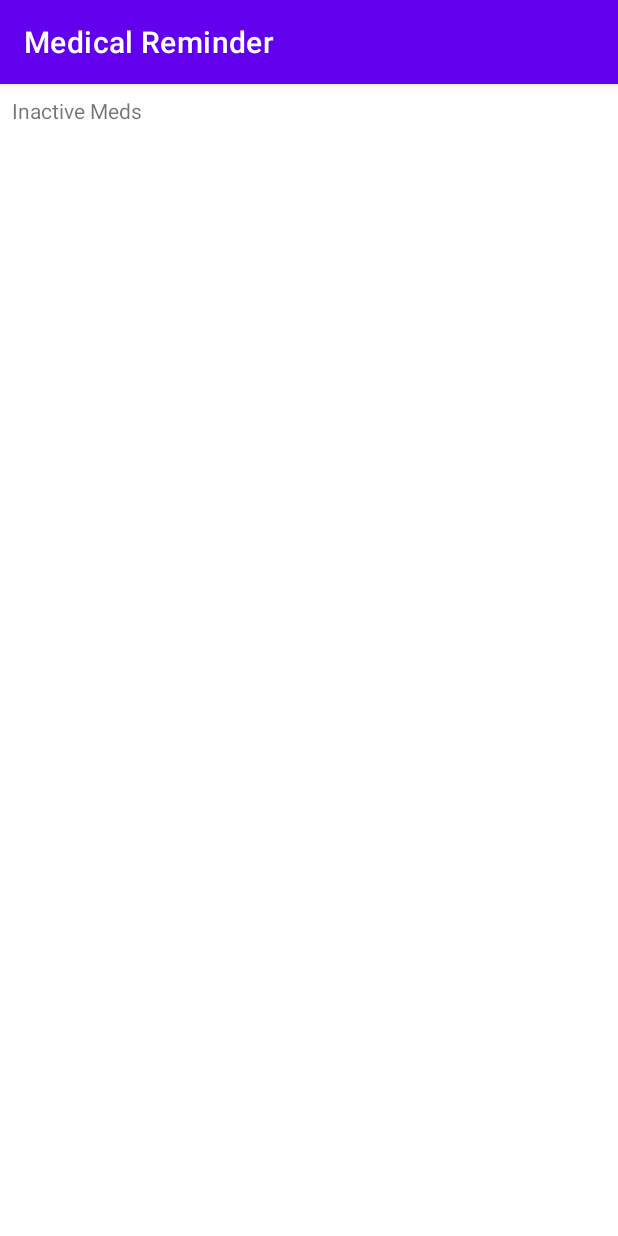
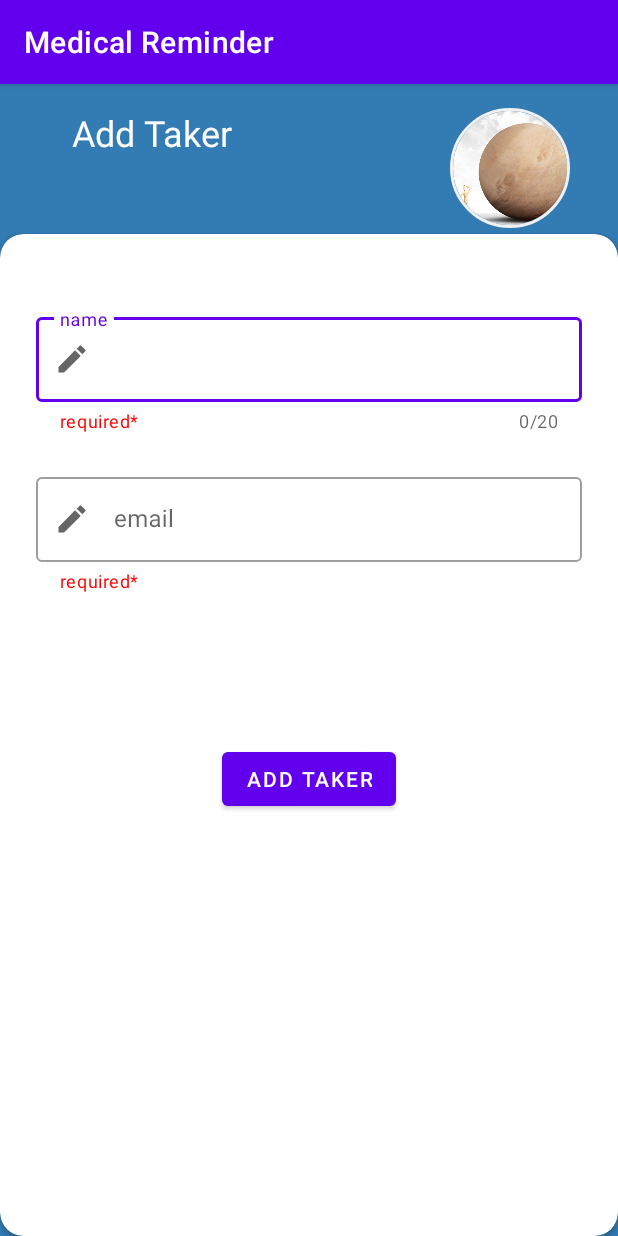
Before and after one commit to AhmedAbdallah125/Medical-Reminder, an Android app: the fragment AddTaker shown on its own in the app's theme, on a phone screen of 412 x 824 dp. Run offline under Robolectric (Android 15) with nearby library versions, the phone set to English and light mode, and no system bars; our stand-ins replace CircleImageView, sdp/ssp sizes.

Commit message:
add Taker Screen

```diff
--- a/app/build.gradle
+++ b/app/build.gradle
@@ -53,6 +53,6 @@ dependencies {
     androidTestImplementation 'androidx.test.espresso:espresso-core:3.4.0'
     coreLibraryDesugaring 'com.android.tools:desugar_jdk_libs:1.1.5'
     implementation 'com.github.kizitonwose:CalendarView:1.0.0'
-
+    implementation 'de.hdodenhof:circleimageview:3.1.0'
 
 }
--- a/app/src/main/java/com/team_three/medicalreminder/Home_Screen/HomeActivity.java
+++ b/app/src/main/java/com/team_three/medicalreminder/Home_Screen/HomeActivity.java
@@ -10,6 +10,8 @@ import com.google.android.material.navigation.NavigationBarView;
 import com.team_three.medicalreminder.R;
 import com.team_three.medicalreminder.databinding.ActivityHomeBinding;
 import com.team_three.medicalreminder.databinding.FragmentHomeBinding;
+import com.team_three.medicalreminder.medicationList.view.MedicationListFragment;
+import com.team_three.medicalreminder.taker.view.AddTaker;
 
 import androidx.annotation.NonNull;
 import androidx.appcompat.app.AppCompatActivity;
@@ -41,6 +43,10 @@ public class HomeActivity extends AppCompatActivity {
             case R.id.nav_menu_home:
                 selectFragment = new HomeFragment();
                 break;
+            case R.id.nav_menu_medication:
+                selectFragment = new MedicationListFragment();
+            case R.id.nav_menu_updates:
+                selectFragment = new AddTaker();
 
         }
         getSupportFragmentManager().beginTransaction().replace(
--- a/app/src/main/java/com/team_three/medicationList/view/InactiveMedsFragment.java
+++ b/app/src/main/java/com/team_three/medicalreminder/taker/view/AddTaker.java
@@ -1,4 +1,4 @@
-package com.team_three.medicationList.view;
+package com.team_three.medicalreminder.taker.view;
 
 import android.os.Bundle;
 
@@ -12,10 +12,10 @@ import com.team_three.medicalreminder.R;
 
 /**
  * A simple {@link Fragment} subclass.
- * Use the {@link InactiveMedsFragment#newInstance} factory method to
+ * Use the {@link AddTaker#newInstance} factory method to
  * create an instance of this fragment.
  */
-public class InactiveMedsFragment extends Fragment {
+public class AddTaker extends Fragment {
 
     // TODO: Rename parameter arguments, choose names that match
     // the fragment initialization parameters, e.g. ARG_ITEM_NUMBER
@@ -26,7 +26,7 @@ public class InactiveMedsFragment extends Fragment {
     private String mParam1;
     private String mParam2;
 
-    public InactiveMedsFragment() {
+    public AddTaker() {
         // Required empty public constructor
     }
 
@@ -36,11 +36,11 @@ public class InactiveMedsFragment extends Fragment {
      *
      * @param param1 Parameter 1.
      * @param param2 Parameter 2.
-     * @return A new instance of fragment InactiveMedsFragment.
+     * @return A new instance of fragment AddTaker.
      */
     // TODO: Rename and change types and number of parameters
-    public static InactiveMedsFragment newInstance(String param1, String param2) {
-        InactiveMedsFragment fragment = new InactiveMedsFragment();
+    public static AddTaker newInstance(String param1, String param2) {
+        AddTaker fragment = new AddTaker();
         Bundle args = new Bundle();
         args.putString(ARG_PARAM1, param1);
         args.putString(ARG_PARAM2, param2);
@@ -61,6 +61,6 @@ public class InactiveMedsFragment extends Fragment {
     public View onCreateView(LayoutInflater inflater, ViewGroup container,
                              Bundle savedInstanceState) {
         // Inflate the layout for this fragment
-        return inflater.inflate(R.layout.fragment_inactive_meds, container, false);
+        return inflater.inflate(R.layout.fragment_add_taker, container, false);
     }
 }
--- a/app/src/main/res/layout/fragment_acrtive_meds.xml
+++ b/app/src/main/res/layout/fragment_acrtive_meds.xml
@@ -3,7 +3,7 @@
     android:layout_width="match_parent"
     android:layout_height="match_parent"
     android:orientation="vertical"
-    tools:context="com.team_three.medicationList.view.AcrtiveMedsFragment"
+    tools:context=".medicationList.view.AcrtiveMedsFragment"
     android:id="@+id/inactiveMeds"
     android:layout_weight="1"
     >
--- /dev/null
+++ b/app/src/main/res/layout/fragment_add_taker.xml
@@ -0,0 +1,124 @@
+<?xml version="1.0" encoding="utf-8"?>
+<androidx.constraintlayout.widget.ConstraintLayout xmlns:android="http://schemas.android.com/apk/res/android"
+    xmlns:app="http://schemas.android.com/apk/res-auto"
+    xmlns:tools="http://schemas.android.com/tools"
+    android:layout_width="match_parent"
+    android:layout_height="match_parent"
+    android:background="#327BB3"
+    tools:context=".taker.view.AddTaker">
+
+    <androidx.cardview.widget.CardView
+        android:id="@+id/AddTakerForm"
+        android:layout_width="match_parent"
+        android:layout_height="match_parent"
+
+        android:layout_marginTop="100dp"
+        app:cardCornerRadius="@dimen/buttonCornerRadius"
+        app:layout_constraintEnd_toEndOf="parent"
+        app:layout_constraintStart_toStartOf="parent"
+        app:layout_constraintTop_toTopOf="parent">
+
+        <androidx.constraintlayout.widget.ConstraintLayout
+            android:layout_width="match_parent"
+            android:layout_height="match_parent">
+
+            <com.google.android.material.textfield.TextInputLayout
+                android:id="@+id/takerName"
+                style="@style/Widget.MaterialComponents.TextInputLayout.OutlinedBox"
+                android:layout_width="0dp"
+                android:layout_height="wrap_content"
+                android:layout_marginLeft="24dp"
+                android:layout_marginTop="50dp"
+                android:layout_marginRight="24dp"
+                android:hint="name"
+
+                app:counterEnabled="true"
+                app:counterMaxLength="20"
+                app:endIconMode="clear_text"
+                app:helperText="required*"
+                app:helperTextTextColor="#ff0000"
+                app:layout_constraintEnd_toEndOf="parent"
+                app:layout_constraintStart_toStartOf="parent"
+                app:layout_constraintTop_toTopOf="parent"
+                app:startIconDrawable="@drawable/ic_baseline_edit_24">
+
+                <com.google.android.material.textfield.TextInputEditText
+                    android:layout_width="match_parent"
+                    android:layout_height="wrap_content"
+                    android:maxLength="20" />
+
+            </com.google.android.material.textfield.TextInputLayout>
+
+            <com.google.android.material.textfield.TextInputLayout
+                android:id="@+id/takerEmail"
+                style="@style/Widget.MaterialComponents.TextInputLayout.OutlinedBox"
+                android:layout_width="0dp"
+                android:layout_height="wrap_content"
+                android:layout_marginTop="24dp"
+                android:hint="email"
+                app:endIconMode="clear_text"
+                app:helperText="required*"
+                app:helperTextTextColor="#ff0000"
+                app:layout_constraintEnd_toEndOf="@+id/takerName"
+                app:layout_constraintStart_toStartOf="@+id/takerName"
+                app:layout_constraintTop_toBottomOf="@+id/takerName"
+                app:startIconDrawable="@drawable/ic_baseline_edit_24">
+
+                <com.google.android.material.textfield.TextInputEditText
+                    android:layout_width="match_parent"
+                    android:layout_height="wrap_content"
+                    android:inputType="textEmailAddress"
+                    android:maxLength="11" />
+            </com.google.android.material.textfield.TextInputLayout>
+
+            <Button
+                android:id="@+id/btnAddTaker"
+                android:layout_width="wrap_content"
+                android:layout_height="wrap_content"
+                android:layout_marginTop="100dp"
+                android:text="@string/btnAddTaker"
+                app:layout_constraintEnd_toEndOf="parent"
+                app:layout_constraintStart_toStartOf="parent"
+                app:layout_constraintTop_toBottomOf="@+id/takerEmail" />
+
+        </androidx.constraintlayout.widget.ConstraintLayout>
+
+    </androidx.cardview.widget.CardView>
+
+    <TextView
+        android:id="@+id/txtAddTakerTitle"
+        android:layout_width="wrap_content"
+        android:layout_height="wrap_content"
+        android:layout_marginStart="32dp"
+        android:layout_marginTop="32dp"
+        android:text="@string/txtTitleOfAddTaker"
+        android:textColor="#FFFCFC"
+        android:textSize="24sp"
+        app:layout_constraintBottom_toBottomOf="@+id/icBackInAddTaker"
+        app:layout_constraintStart_toEndOf="@+id/icBackInAddTaker"
+        app:layout_constraintTop_toTopOf="parent" />
+
+    <ImageView
+        android:id="@+id/icBackInAddTaker"
+        android:layout_width="wrap_content"
+        android:layout_height="wrap_content"
+        android:layout_marginLeft="16dp"
+        android:layout_marginTop="32dp"
+        app:layout_constraintStart_toStartOf="parent"
+        app:layout_constraintTop_toTopOf="parent"
+        tools:src="@drawable/ic_baseline_arrow_back_24" />
+
+    <de.hdodenhof.circleimageview.CircleImageView
+        android:id="@+id/imageView"
+        android:layout_width="80dp"
+        android:layout_height="80dp"
+        android:layout_marginEnd="32dp"
+        android:src="@drawable/one"
+        app:civ_border_color="#FFf0f0f0"
+        app:civ_border_width="2dp"
+        app:layout_constraintBottom_toTopOf="@+id/AddTakerForm"
+        app:layout_constraintEnd_toEndOf="parent"
+        app:layout_constraintTop_toTopOf="parent"
+        app:layout_constraintVertical_bias="0.8" />
+
+</androidx.constraintlayout.widget.ConstraintLayout>
--- a/app/src/main/res/layout/fragment_inactive_meds.xml
+++ b/app/src/main/res/layout/fragment_inactive_meds.xml
@@ -1,9 +1,12 @@
 <LinearLayout xmlns:android="http://schemas.android.com/apk/res/android"
     xmlns:tools="http://schemas.android.com/tools"
+    android:id="@+id/inActiveMeds"
     android:layout_width="match_parent"
     android:layout_height="match_parent"
+    android:layout_weight="1"
     android:orientation="vertical"
-    tools:context="com.team_three.medicationList.view.InactiveMedsFragment" >
+    tools:context=".medicationList.view.InactiveMedsFragment">
+
     <TextView
         android:id="@+id/inactiveTxt"
         android:layout_width="wrap_content"
@@ -13,8 +16,9 @@
         android:text="@string/inactiveTxt" />
 
     <androidx.recyclerview.widget.RecyclerView
+        android:id="@+id/inActiveRecyclerView"
         android:layout_width="match_parent"
-        android:layout_height="wrap_content"
+        android:layout_height="match_parent"
         android:layout_marginLeft="12dp"
         android:layout_marginTop="8dp" />
 
--- a/app/src/main/res/values/strings.xml
+++ b/app/src/main/res/values/strings.xml
@@ -28,8 +28,8 @@
     <string name="Updates">Updates</string>
     <string name="Medications">Medications</string>
     <string name="more">More</string>
-    <!-- TODO: Remove or change this placeholder text -->
-    <string name="hello_blank_fragment">Hello blank fragment</string>
     <string name="FAB_add">add_new_medication</string>
     <string name="Calender">Calender</string>
+    <string name="btnAddTaker">add taker</string>
+    <string name="txtTitleOfAddTaker">Add Taker</string>
 </resources>
```
Also changed, not shown: app/src/main/java/com/team_three/medicalreminder/medicationList/model/MedicinesActive.java (added, +77 -0 lines), app/src/main/java/com/team_three/medicalreminder/medicationList/view/AcrtiveMedsFragment.java (added, +63 -0 lines), app/src/main/java/com/team_three/medicalreminder/medicationList/view/InactiveListAdapter.java (added, +57 -0 lines), app/src/main/java/com/team_three/medicalreminder/medicationList/view/InactiveMedsFragment.java (added, +60 -0 lines), app/src/main/java/com/team_three/medicalreminder/medicationList/view/MedicationListFragment.java (renamed from app/src/main/java/com/team_three/medicationList/view/AcrtiveMedsFragment.java, +4 -7 lines), app/src/main/java/com/team_three/medicalreminder/medicationList/view/MedsListAdapter.java (added, +61 -0 lines), app/src/main/java/com/team_three/medicationList/view/MedicationListFragment.java (deleted, +0 -32 lines), app/src/main/res/layout/active_meds_row.xml (+11 -10 lines), app/src/main/res/layout/fragment_medication_list.xml (+21 -16 lines), app/src/main/res/layout/inactive_meds_row.xml (+8 -7 lines), app/src/main/res/drawable-v24/one.jpg (added).
